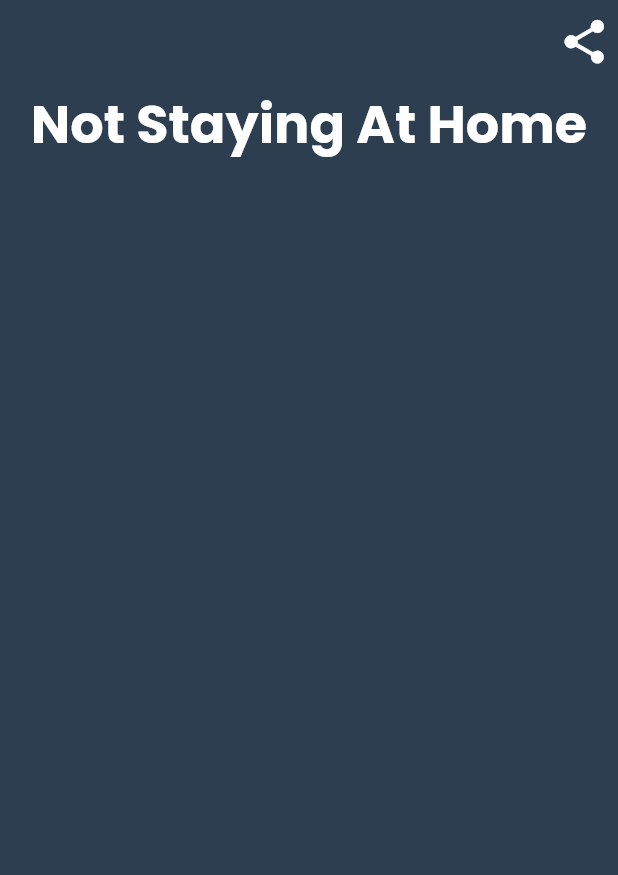
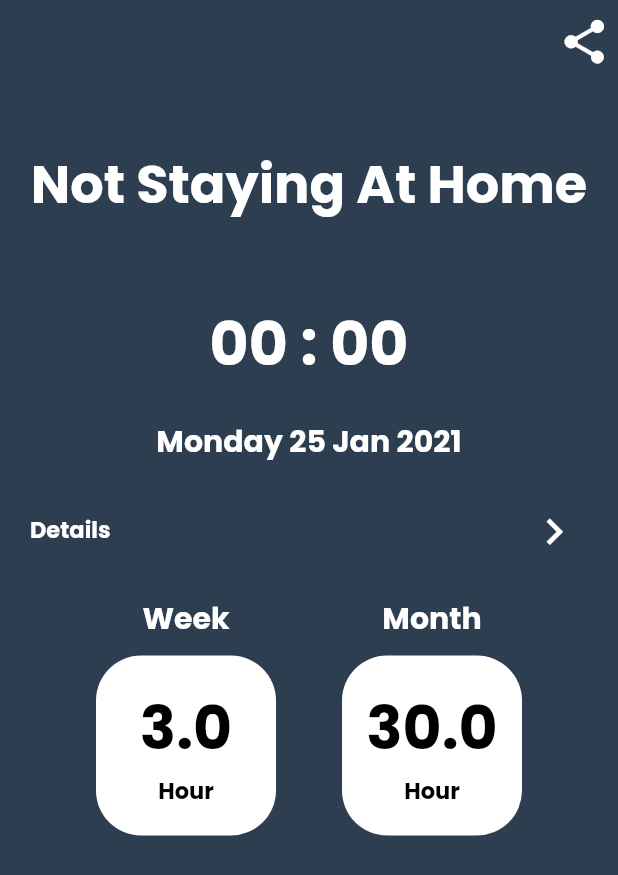
Before and after one commit to ImYeol/HomeLong, a Flutter app: the screen it shows after launch, on a phone screen of 412 x 824 dp. Shown: the top 875 px of the screen. Run offline on Flutter 3.47's test engine with Material 2 defaults, Android fonts, the phone set to English and light mode, and no system bars; our stand-ins replace bloc, equatable, flutter_bloc, google_fonts.

Commit message:
add default design code for homePage

```diff
--- a/lib/const/AppTheme.dart
+++ b/lib/const/AppTheme.dart
@@ -1,17 +1,18 @@
 import 'package:flutter/material.dart';
 
 class AppTheme {
-  static final double icon_size = 35.0;
-  static final Color icon_color = Colors.white;
-  static final Color backgroundColor = Color(0xff2c3e50);
-  static final Color primaryColor = Colors.white;
-  static final Color primarySwatch = Colors.grey;
-  static final Color accentColor = Colors.deepPurple[900];
+  static double icon_size = 35.0;
+  static Color icon_color = Colors.white;
+  static Color backgroundColor = Color(0xff2c3e50);
+  static Color primaryColor = Colors.white;
+  static Color primarySwatch = Colors.grey;
+  static Color accentColor = Colors.deepPurple[900];
 
   // about font
-  static final Color font_color = Colors.white;
-  static final double header_font_size = 35;
-  static final double subtitle_font_size_small = 22;
-  static final double subtitle_font_size_middle = 26;
-  static final double subtitle_font_size_big = 30;
+  static Color font_color = Colors.white;
+  static Color reverse_font_color = Colors.black;
+  static double header_font_size = 35.0;
+  static double subtitle_font_size_small = 15.0;
+  static double subtitle_font_size_middle = 20.0;
+  static double subtitle_font_size_big = 40.0;
 }
--- a/lib/home/home.dart
+++ b/lib/home/home.dart
@@ -1,2 +1,3 @@
 export 'bloc/home_bloc.dart';
+export 'models/models.dart';
 export 'homePage.dart';
--- a/lib/home/homePage.dart
+++ b/lib/home/homePage.dart
@@ -26,12 +26,34 @@ class homePage extends StatelessWidget {
             if (state is HomeLoading) {
               return const CircularProgressIndicator();
             } else if (state is HomeLoaded) {
-              return Column(
-                children: [
-                  TitleWidget(
-                    title: state.home.title,
-                  ),
-                ],
+              return Container(
+                padding: EdgeInsets.all(20),
+                child: Column(
+                  children: [
+                    SizedBox(
+                      height: 20,
+                    ),
+                    TitleWidget(
+                      title: state.home.title,
+                    ),
+                    SizedBox(
+                      height: 50,
+                    ),
+                    TimerDisplay(),
+                    SizedBox(
+                      height: 20,
+                    ),
+                    DateDisplay(),
+                    SizedBox(
+                      height: 20,
+                    ),
+                    DetailsSubTitle(),
+                    SizedBox(
+                      height: 20,
+                    ),
+                    AverageTimeDisplay()
+                  ],
+                ),
               );
             }
           },
@@ -58,3 +80,155 @@ class TitleWidget extends StatelessWidget {
     );
   }
 }
+
+class TimerDisplay extends StatelessWidget {
+  const TimerDisplay({Key key}) : super(key: key);
+
+  @override
+  Widget build(BuildContext context) {
+    return Center(
+      child: Text(
+        "00 : 00",
+        style: TextStyle(
+            fontSize: AppTheme.subtitle_font_size_big,
+            color: AppTheme.font_color,
+            fontWeight: FontWeight.bold),
+        maxLines: 1,
+        overflow: TextOverflow.ellipsis,
+      ),
+    );
+  }
+}
+
+class DateDisplay extends StatelessWidget {
+  const DateDisplay({Key key}) : super(key: key);
+
+  @override
+  Widget build(BuildContext context) {
+    return Center(
+      child: Text(
+        "Monday 25 Jan 2021",
+        style: TextStyle(
+            fontSize: AppTheme.subtitle_font_size_middle,
+            color: AppTheme.font_color,
+            fontWeight: FontWeight.bold),
+        maxLines: 1,
+        overflow: TextOverflow.ellipsis,
+      ),
+    );
+  }
+}
+
+class DetailsSubTitle extends StatelessWidget {
+  const DetailsSubTitle({Key key}) : super(key: key);
+
+  @override
+  Widget build(BuildContext context) {
+    return Row(
+        mainAxisAlignment: MainAxisAlignment.spaceBetween,
+        mainAxisSize: MainAxisSize.max,
+        children: [
+          Text(
+            "Details",
+            style: TextStyle(
+                fontSize: AppTheme.subtitle_font_size_small,
+                color: AppTheme.font_color,
+                fontWeight: FontWeight.bold),
+            maxLines: 1,
+            overflow: TextOverflow.ellipsis,
+          ),
+          IconButton(
+            icon: Icon(Icons.chevron_right,
+                color: AppTheme.icon_color, size: AppTheme.icon_size),
+            onPressed: () {},
+          ),
+        ]);
+  }
+}
+
+class AverageTimeDisplay extends StatelessWidget {
+  const AverageTimeDisplay({Key key}) : super(key: key);
+
+  @override
+  Widget build(BuildContext context) {
+    return Container(
+      child: Row(
+        mainAxisSize: MainAxisSize.max,
+        mainAxisAlignment: MainAxisAlignment.spaceEvenly,
+        children: [
+          Column(
+            mainAxisSize: MainAxisSize.max,
+            mainAxisAlignment: MainAxisAlignment.center,
+            children: [
+              getTitle("Week"),
+              SizedBox(
+                height: 10,
+              ),
+              getTimeView(3),
+            ],
+          ),
+          Column(
+            mainAxisSize: MainAxisSize.max,
+            mainAxisAlignment: MainAxisAlignment.center,
+            children: [
+              getTitle("Month"),
+              SizedBox(
+                height: 10,
+              ),
+              getTimeView(30)
+            ],
+          )
+        ],
+      ),
+    );
+  }
+
+  Widget getTitle(String title) {
+    return Center(
+      child: Text(
+        title,
+        style: TextStyle(
+            fontSize: AppTheme.subtitle_font_size_middle,
+            color: AppTheme.font_color,
+            fontWeight: FontWeight.bold),
+        maxLines: 1,
+        overflow: TextOverflow.ellipsis,
+      ),
+    );
+  }
+
+  Widget getTimeView(double time) {
+    return Container(
+      width: 120,
+      height: 120,
+      decoration: BoxDecoration(
+          color: AppTheme.primaryColor,
+          borderRadius: BorderRadius.all(Radius.circular(30)),
+          shape: BoxShape.rectangle),
+      child: Column(
+          mainAxisSize: MainAxisSize.max,
+          mainAxisAlignment: MainAxisAlignment.center,
+          crossAxisAlignment: CrossAxisAlignment.center,
+          children: [
+            Text(
+              time.toString(),
+              style: TextStyle(
+                  fontSize: AppTheme.subtitle_font_size_big,
+                  color: AppTheme.reverse_font_color,
+                  fontWeight: FontWeight.bold),
+              maxLines: 1,
+              overflow: TextOverflow.ellipsis,
+            ),
+            Text(
+              "Hour",
+              style: TextStyle(
+                  fontSize: AppTheme.subtitle_font_size_small,
+                  color: AppTheme.reverse_font_color,
+                  fontWeight: FontWeight.bold),
+              maxLines: 1,
+              overflow: TextOverflow.ellipsis,
+            )
+          ]),
+    );
+  }
+}
--- a/lib/main.dart
+++ b/lib/main.dart
@@ -1,8 +1,10 @@
 import 'package:flutter/material.dart';
 import 'package:flutter_bloc/flutter_bloc.dart';
 import 'package:google_fonts/google_fonts.dart';
+import 'package:homg_long/Timer/bloc/timer_bloc.dart';
 import 'package:homg_long/const/AppTheme.dart';
 
+import 'Timer/timer.dart';
 import 'home/home.dart';
 import 'simple_bloc_observer.dart';
 
@@ -20,6 +22,9 @@ class MyApp extends StatelessWidget {
         BlocProvider<HomeBloc>(
           create: (_) => HomeBloc()..add(HomeStarted()),
         ),
+        BlocProvider<TimerBloc>(
+          create: (_) => TimerBloc(ticker: Ticker())..add(TimerReset()),
+        ),
       ],
       child: MaterialApp(
         theme: ThemeData(
@@ -31,7 +36,7 @@ class MyApp extends StatelessWidget {
           backgroundColor: AppTheme.backgroundColor, // background color
           visualDensity: VisualDensity.adaptivePlatformDensity,
         ),
-        initialRoute: '/',
+        initialRoute: '/', // initial page
         routes: {
           '/': (context) => homePage(),
         },
--- /dev/null
+++ b/lib/timer/bloc/timer_bloc.dart
@@ -0,0 +1,82 @@
+import 'dart:async';
+import 'package:homg_long/Timer/ticker.dart';
+import 'package:meta/meta.dart';
+import 'package:bloc/bloc.dart';
+import 'package:equatable/equatable.dart';
+
+part 'timer_event.dart';
+part 'timer_state.dart';
+
+class TimerBloc extends Bloc<TimerEvent, TimerState> {
+  final Ticker _ticker;
+  static const int _duration = 60;
+
+  StreamSubscription<int> _tickerSubscription;
+
+  TimerBloc({@required Ticker ticker})
+      : assert(ticker != null),
+        _ticker = ticker,
+        super(TimerInitial(_duration));
+
+  @override
+  void onTransition(Transition<TimerEvent, TimerState> transition) {
+    print(transition);
+    super.onTransition(transition);
+  }
+
+  @override
+  Stream<TimerState> mapEventToState(
+    TimerEvent event,
+  ) async* {
+    if (event is TimerStarted) {
+      yield* _mapTimerStartedToState(event);
+    } else if (event is TimerPaused) {
+      yield* _mapTimerPausedToState(event);
+    } else if (event is TimerResumed) {
+      yield* _mapTimerResumedToState(event);
+    } else if (event is TimerReset) {
+      yield* _mapTimerResetToState(event);
+    } else if (event is TimerTicked) {
+      yield* _mapTimerTickedToState(event);
+    }
+  }
+
+  @override
+  Future<void> close() {
+    _tickerSubscription?.cancel();
+    return super.close();
+  }
+
+  Stream<TimerState> _mapTimerStartedToState(TimerStarted start) async* {
+    yield TimerRunInProgress(start.duration);
+    _tickerSubscription?.cancel();
+    _tickerSubscription = _ticker
+        .tick(ticks: start.duration)
+        .listen((duration) => add(TimerTicked(duration: duration)));
+  }
+
+  Stream<TimerState> _mapTimerPausedToState(TimerPaused pause) async* {
+    if (state is TimerRunInProgress) {
+      _tickerSubscription?.pause();
+      yield TimerRunPause(state.duration);
+    }
+  }
+
+  Stream<TimerState> _mapTimerResumedToState(TimerResumed resume) async* {
+    if (state is TimerRunPause) {
+      _tickerSubscription?.resume();
+      yield TimerRunInProgress(state.duration);
+    }
+  }
+
+  Stream<TimerState> _mapTimerResetToState(TimerReset reset) async* {
+    _tickerSubscription?.cancel();
+    yield TimerInitial(_duration);
+  }
+
+  Stream<TimerState> _mapTimerTickedToState(TimerTicked tick) async* {
+    yield tick.duration > 0
+        ? TimerRunInProgress(tick.duration)
+        : TimerRunComplete();
+  }
+}
--- /dev/null
+++ b/lib/timer/bloc/timer_event.dart
@@ -0,0 +1,35 @@
+part of 'timer_bloc.dart';
+
+abstract class TimerEvent extends Equatable {
+  const TimerEvent();
+
+  @override
+  List<Object> get props => [];
+}
+
+class TimerStarted extends TimerEvent {
+  final int duration;
+
+  const TimerStarted({@required this.duration});
+
+  @override
+  String toString() => "TimerStarted { duration: $duration }";
+}
+
+class TimerPaused extends TimerEvent {}
+
+class TimerResumed extends TimerEvent {}
+
+class TimerReset extends TimerEvent {}
+
+class TimerTicked extends TimerEvent {
+  final int duration;
+
+  const TimerTicked({@required this.duration});
+
+  @override
+  List<Object> get props => [duration];
+
+  @override
+  String toString() => "TimerTicked { duration: $duration }";
+}
--- /dev/null
+++ b/lib/timer/bloc/timer_state.dart
@@ -0,0 +1,35 @@
+part of 'timer_bloc.dart';
+
+abstract class TimerState extends Equatable {
+  final int duration;
+
+  const TimerState(this.duration);
+
+  @override
+  List<Object> get props => [duration];
+}
+
+class TimerInitial extends TimerState {
+  const TimerInitial(int duration) : super(duration);
+
+  @override
+  String toString() => 'TimerInitial { duration: $duration }';
+}
+
+class TimerRunPause extends TimerState {
+  const TimerRunPause(int duration) : super(duration);
+
+  @override
+  String toString() => 'TimerRunPause { duration: $duration }';
+}
+
+class TimerRunInProgress extends TimerState {
+  const TimerRunInProgress(int duration) : super(duration);
+
+  @override
+  String toString() => 'TimerRunInProgress { duration: $duration }';
+}
+
+class TimerRunComplete extends TimerState {
+  const TimerRunComplete() : super(0);
+}
--- /dev/null
+++ b/lib/timer/ticker.dart
@@ -0,0 +1,6 @@
+class Ticker {
+  Stream<int> tick({int ticks}) {
+    return Stream.periodic(Duration(seconds: 1), (x) => ticks - x - 1)
+        .take(ticks);
+  }
+}
--- /dev/null
+++ b/lib/timer/timer.dart
@@ -0,0 +1,2 @@
+export 'ticker.dart';
+export 'bloc/timer_bloc.dart';
```
